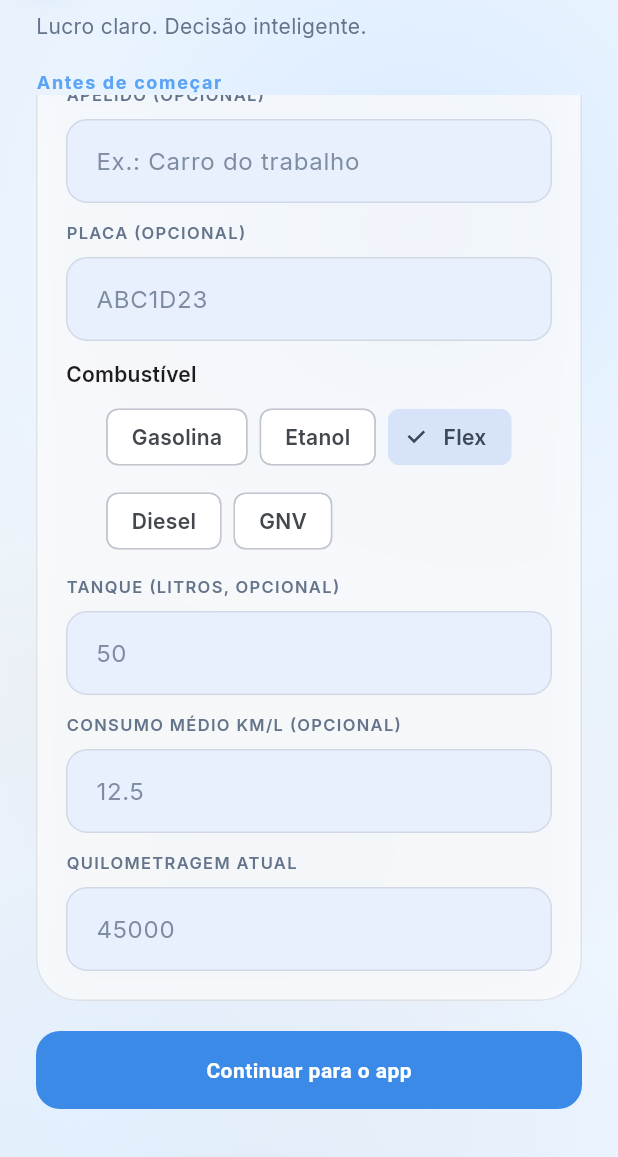
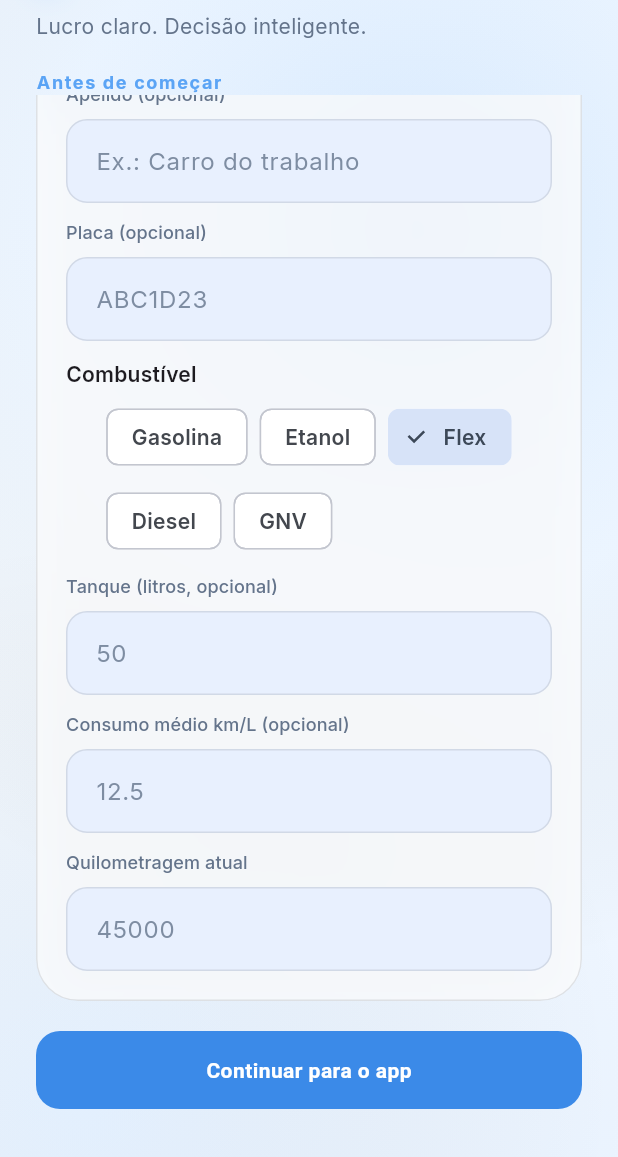
Before and after one commit to solerpedroo/driveflow, a Flutter app: the screen it shows once a user with an empty profile is signed in, scrolled down 424 dp, on a phone screen of 412 x 824 dp, the part 79-1236 px from its top. Run offline on Flutter 3.47's test engine with Material 3 defaults, Android fonts, the phone set to English and light mode, and no system bars; our stand-ins replace cached_network_image, connectivity_plus, dio, file_picker, fl_chart, flutter_hooks and 14 more; missing offline and left inert: google_mlkit_text_recognition; accounts and stored records are empty; network calls fail.

Commit message:
fix(ui): use sentence-case labels in DfTextField
Co-authored-by: Pedro Henrique Contardi Soler <pedrocsoler@hotmail.com>

```diff
--- a/lib/shared/widgets/design_system/df_text_field.dart
+++ b/lib/shared/widgets/design_system/df_text_field.dart
@@ -43,11 +43,10 @@ class DfTextField extends StatelessWidget {
         crossAxisAlignment: CrossAxisAlignment.start,
         children: [
           Text(
-            label.toUpperCase(),
-            style: theme.textTheme.labelSmall?.copyWith(
+            label,
+            style: theme.textTheme.labelMedium?.copyWith(
               color: AppColors.secondaryLabel(theme),
-              letterSpacing: 0.9,
-              fontWeight: FontWeight.w600,
+              fontWeight: FontWeight.w500,
             ),
           ),
           const SizedBox(height: AppSpacing.sm),
```
